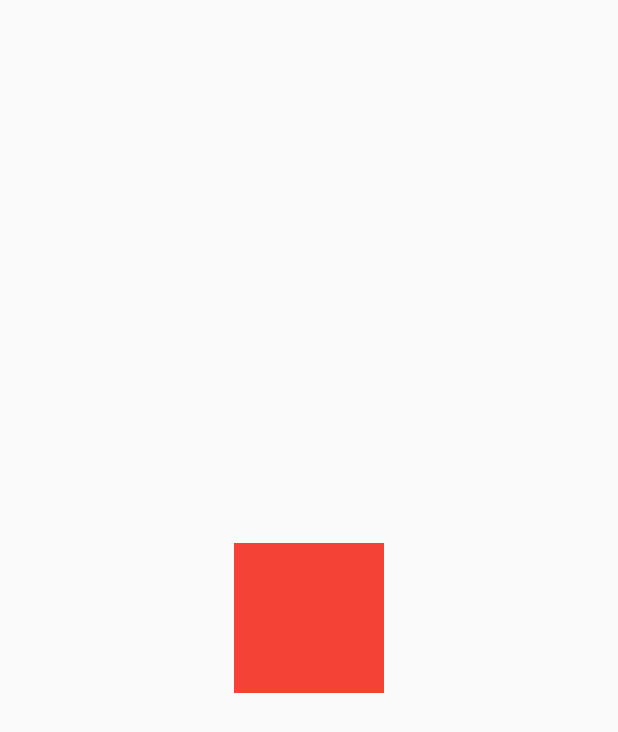
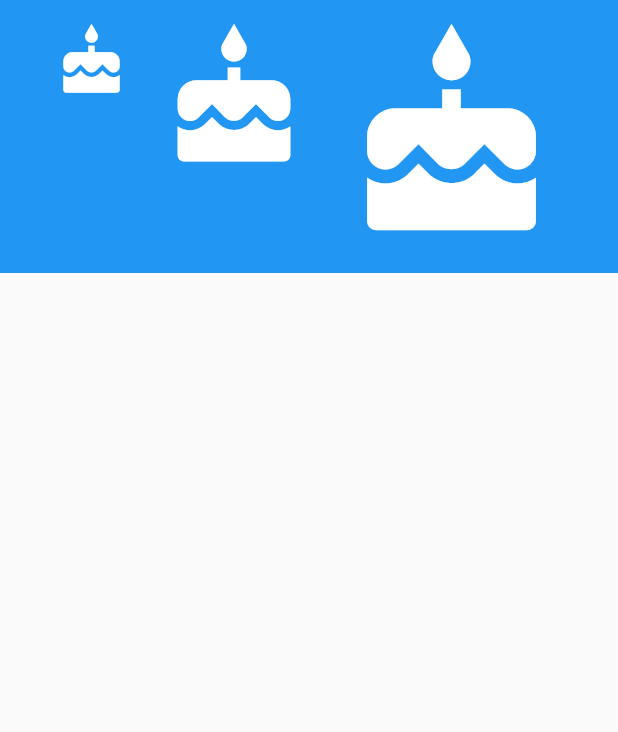
Before and after one commit to Amar-Gill/flutter-quizapp, a Flutter app: the screen it shows after launch, on a phone screen of 412 x 824 dp. Shown: the top 732 px of the screen. Run offline on Flutter 3.47's test engine with Material 2 defaults, Android fonts, the phone set to English and light mode, and no system bars.

Commit message:
Flex Layout using Row and Column widgets.

```diff
--- a/lib/main.dart
+++ b/lib/main.dart
@@ -10,16 +10,17 @@ class MyApp extends StatelessWidget {
   Widget build(BuildContext context) {
     return MaterialApp(
       home: Scaffold(
-        body: Center(
-          child: Material(
-            color: Colors.red,
-            child: InkWell(
-              onTap: () => print('Tapped)'),
-              child: Container(
-                height: 100,
-                width: 100,
-              ),
-            ),
+        body: Container(
+          color: Colors.blue,
+          padding: EdgeInsets.all(16),
+          child: Row(
+            mainAxisAlignment: MainAxisAlignment.spaceEvenly,
+            crossAxisAlignment: CrossAxisAlignment.start,
+            children: <Widget>[
+              Icon(Icons.cake, color: Colors.white, size: 50,),
+              Icon(Icons.cake, color: Colors.white, size: 100,),
+              Icon(Icons.cake, color: Colors.white, size: 150,),
+            ],
           ),
         ),
       ),
```
